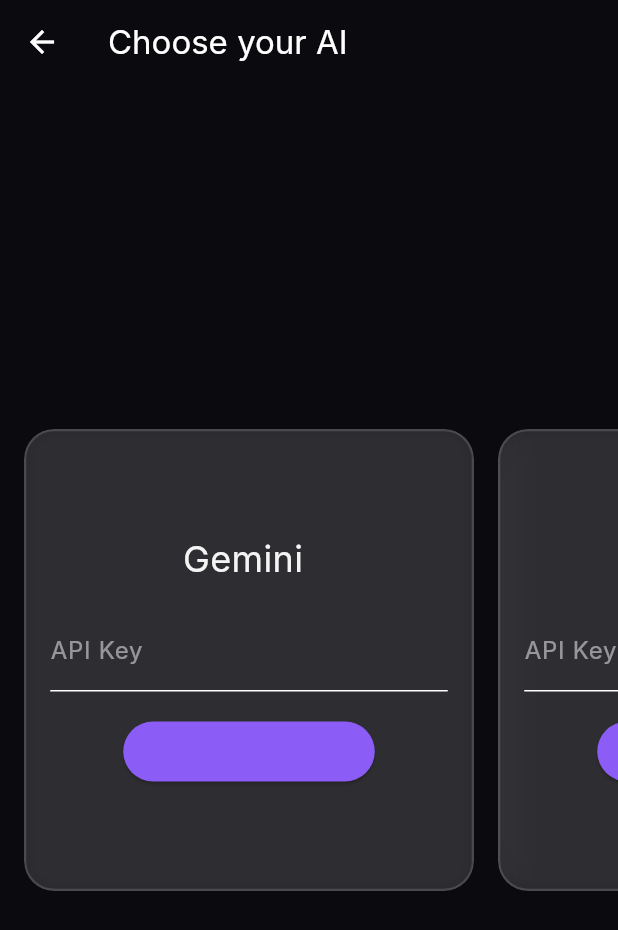
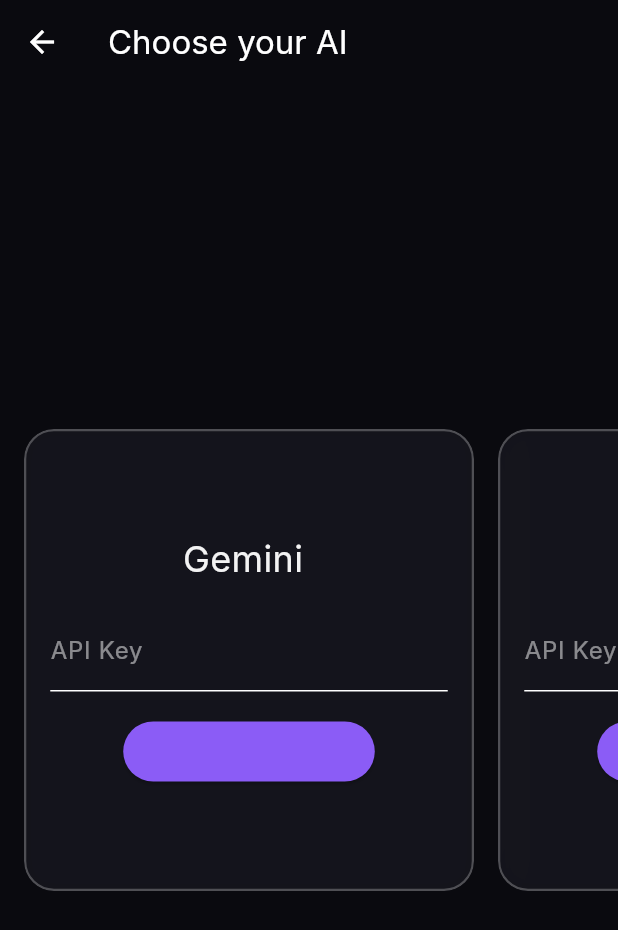
Before and after one commit to vinamrapandey/Magisor, a Flutter app: the screen it shows after launch, after a tap on "Manage API Keys", on a phone screen of 412 x 824 dp. Shown: the top 930 px of the screen. Run offline on Flutter 3.47's test engine with Material 3 defaults, Android fonts, the phone set to English and light mode, and no system bars; our stand-ins replace firebase_auth, firebase_core, flutter_animate, flutter_secure_storage, sqflite_common_ffi; missing offline and left inert: tray_manager, window_manager; accounts and stored records are empty; Roboto replaces fonts that are missing (Inter); statements that could not run were skipped.

Commit message:
fix: Seamless overlay, readable text, calmer shake, tray-first
Addresses live test feedback:
- Pink/washed overlay: BitBlt leaves the screenshot's alpha byte at 0, so the
  encoder treated it as transparent (pink bleed-through). jpegBytes now forces
  every alpha byte to 255 (on a clean 0-offset copy) and the overlay Scaffold
  uses a solid black background.
- Light text: glassSurface darkened to a mostly-opaque dark (was white @10%),
  so white text stays readable over bright screenshots; stronger glass border.
- Over-sensitive shake: raised native thresholds a lot (Low 180px/6 reversals,
  Medium 110/5, High 60/4) and defaulted the service to Low.
- "Separate windowed app": the app now starts hidden in the system tray, so
  shaking just overlays the current screen instead of showing a window.

Verified: flutter analyze clean (0 errors); native recompiles; Windows debug
build succeeds.

Co-Authored-By: Claude Opus 4.8 <noreply@anthropic.com>

```diff
--- a/magisor_flutter/lib/core/services/shake_detector_service.dart
+++ b/magisor_flutter/lib/core/services/shake_detector_service.dart
@@ -17,7 +17,7 @@ class ShakeDetectorService extends ChangeNotifier {
   bool _isListening = false;
   Function(double x, double y)? onShakeDetected;
 
-  ShakeSensitivity _sensitivity = ShakeSensitivity.medium;
+  ShakeSensitivity _sensitivity = ShakeSensitivity.low;
   ShakeSensitivity get sensitivity => _sensitivity;
 
   Future<void> start() async {
--- a/magisor_flutter/lib/ui/screens/home_screen.dart
+++ b/magisor_flutter/lib/ui/screens/home_screen.dart
@@ -89,6 +89,9 @@ class _HomeScreenState extends State<HomeScreen> with WindowListener, TrayListen
       ],
     );
     await trayManager.setContextMenu(menu);
+    // Start silently in the system tray; the app lives in the background and
+    // is summoned by shaking. Open Settings/History from the tray icon.
+    await windowManager.hide();
   }
 
   @override
@@ -682,7 +685,7 @@ class _HomeScreenState extends State<HomeScreen> with WindowListener, TrayListen
 
   Widget _buildOverlay() {
     return Scaffold(
-      backgroundColor: Colors.transparent,
+      backgroundColor: Colors.black,
       body: Stack(
         children: [
           if (_frozenJpeg != null)
--- a/magisor_flutter/lib/ui/theme/app_colors.dart
+++ b/magisor_flutter/lib/ui/theme/app_colors.dart
@@ -2,8 +2,9 @@ import 'package:flutter/material.dart';
 
 class AppColors {
   static const backgroundPrimary = Color(0xFF0A0A0F);
-  static const glassSurface = Color(0x1AFFFFFF);
-  static const glassBorder = Color(0x26FFFFFF);
+  // Dark, mostly-opaque so white text stays readable over bright screenshots.
+  static const glassSurface = Color(0xCC14141C);
+  static const glassBorder = Color(0x40FFFFFF);
   static const accentViolet = Color(0xFF8B5CF6);
   static const accentCyan = Color(0xFF22D3EE);
   static const textPrimary = Color(0xF2FFFFFF);
```
Also changed, not shown: magisor_flutter/lib/core/services/capture_service.dart (+9 -2 lines), 1 other file.
